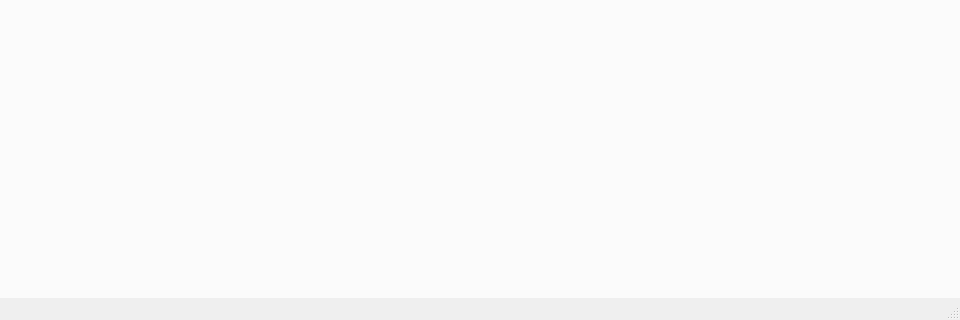
The window that ui_seq_alignment.ui (alykhaled/Sequence-Alignment) describes before a commit, drawn with Qt 5; both pictures show x 0 to 960 and y 301 to 621 of the 960 by 621 pixel window.
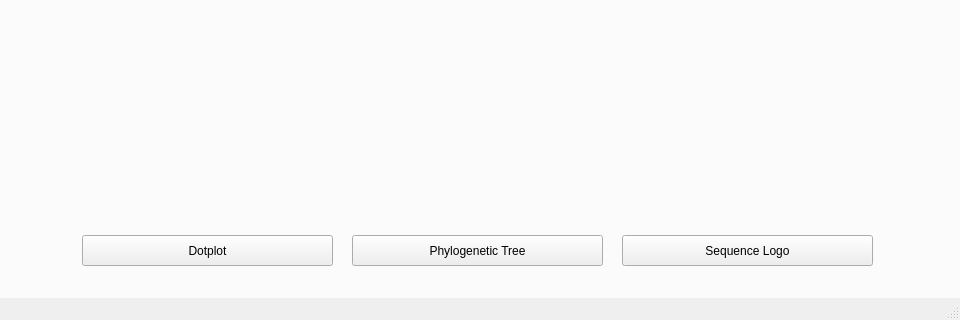
The same window after the commit. The open tabs and pages were chosen to show the change.

The edit to the form file:
```diff
--- a/ui_seq_alignment.ui
+++ b/ui_seq_alignment.ui
@@ -297,6 +297,45 @@
       </property>
       <layout class="QGridLayout" name="mplgridlayout"/>
      </widget>
+     <widget class="QPushButton" name="dotplot_button">
+      <property name="geometry">
+       <rect>
+        <x>90</x>
+        <y>510</y>
+        <width>251</width>
+        <height>31</height>
+       </rect>
+      </property>
+      <property name="text">
+       <string>Dotplot</string>
+      </property>
+     </widget>
+     <widget class="QPushButton" name="phylo_tree_button">
+      <property name="geometry">
+       <rect>
+        <x>360</x>
+        <y>510</y>
+        <width>251</width>
+        <height>31</height>
+       </rect>
+      </property>
+      <property name="text">
+       <string>Phylogenetic Tree</string>
+      </property>
+     </widget>
+     <widget class="QPushButton" name="seq_logo_button">
+      <property name="geometry">
+       <rect>
+        <x>630</x>
+        <y>510</y>
+        <width>251</width>
+        <height>31</height>
+       </rect>
+      </property>
+      <property name="text">
+       <string>Sequence Logo</string>
+      </property>
+     </widget>
     </widget>
    </widget>
   </widget>
```
Left out of the diff: 7 changed lines with no effect on the pictures.
